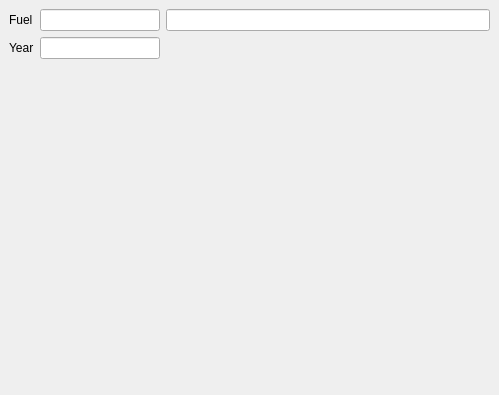
Qt form filteramount1.ui (End1-1/FlashCards) before a commit.
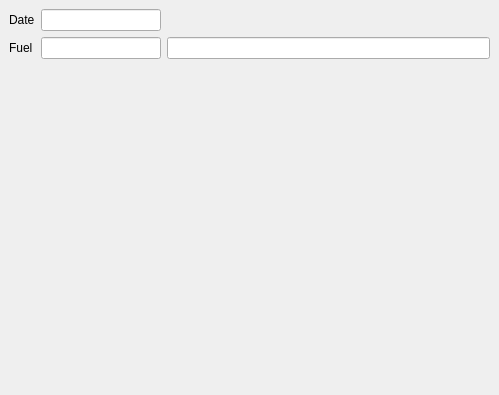
The same form after that commit. Custom widgets are drawn as their Qt base class.

Commit message: Range report, store by date

Diff of the .ui file:
```diff
--- a/filteramount1.ui
+++ b/filteramount1.ui
@@ -29,52 +29,13 @@
    <item>
     <widget class="WdtContainer" name="wc" native="true">
      <layout class="QGridLayout" name="gridLayout">
-      <item row="0" column="0">
+      <item row="1" column="0">
        <widget class="QLabel" name="label_2">
         <property name="text">
          <string>Fuel</string>
         </property>
        </widget>
       </item>
-      <item row="0" column="3">
-       <widget class="C5LineEdit" name="leFuelName">
-        <property name="focusPolicy">
-         <enum>Qt::NoFocus</enum>
-        </property>
-        <property name="lvalue" stdset="0">
-         <string>fuel</string>
-        </property>
-       </widget>
-      </item>
-      <item row="0" column="1">
-       <widget class="C5LineEdit" name="leFuel">
-        <property name="minimumSize">
-         <size>
-          <width>120</width>
-          <height>0</height>
-         </size>
-        </property>
-        <property name="maximumSize">
-         <size>
-          <width>120</width>
-          <height>16777215</height>
-         </size>
-        </property>
-        <property name="FilterName" stdset="0">
-         <string>fuel</string>
-        </property>
-        <property name="lkey" stdset="0">
-         <string>fuel</string>
-        </property>
-       </widget>
-      </item>
-      <item row="2" column="0">
-       <widget class="QLabel" name="label_4">
-        <property name="text">
-         <string>Year</string>
-        </property>
-       </widget>
-      </item>
       <item row="3" column="1">
        <spacer name="verticalSpacer">
         <property name="orientation">
@@ -88,8 +49,47 @@
         </property>
        </spacer>
       </item>
-      <item row="2" column="1">
-       <widget class="C5LineEdit" name="deDate">
+      <item row="1" column="3">
+       <widget class="C5LineEdit" name="leFuelName">
+        <property name="focusPolicy">
+         <enum>Qt::NoFocus</enum>
+        </property>
+        <property name="lvalue" stdset="0">
+         <string>fuel</string>
+        </property>
+       </widget>
+      </item>
+      <item row="0" column="0">
+       <widget class="QLabel" name="label_5">
+        <property name="text">
+         <string>Date</string>
+        </property>
+       </widget>
+      </item>
+      <item row="1" column="1">
+       <widget class="C5LineEdit" name="leFuel">
+        <property name="minimumSize">
+         <size>
+          <width>120</width>
+          <height>0</height>
+         </size>
+        </property>
+        <property name="maximumSize">
+         <size>
+          <width>120</width>
+          <height>16777215</height>
+         </size>
+        </property>
+        <property name="FilterName" stdset="0">
+         <string>fuel</string>
+        </property>
+        <property name="lkey" stdset="0">
+         <string>fuel</string>
+        </property>
+       </widget>
+      </item>
+      <item row="0" column="1">
+       <widget class="C5DateEdit" name="deDate">
         <property name="minimumSize">
          <size>
           <width>120</width>
@@ -124,6 +124,11 @@
    <header location="global">wdtcontainer.h</header>
    <container>1</container>
   </customwidget>
+  <customwidget>
+   <class>C5DateEdit</class>
+   <extends>QLineEdit</extends>
+   <header location="global">c5dateedit.h</header>
+  </customwidget>
  </customwidgets>
  <tabstops>
   <tabstop>leFuel</tabstop>
```
Left out of the diff: 3 changed lines with no effect on the pictures. The commit also changes 20 other files.
